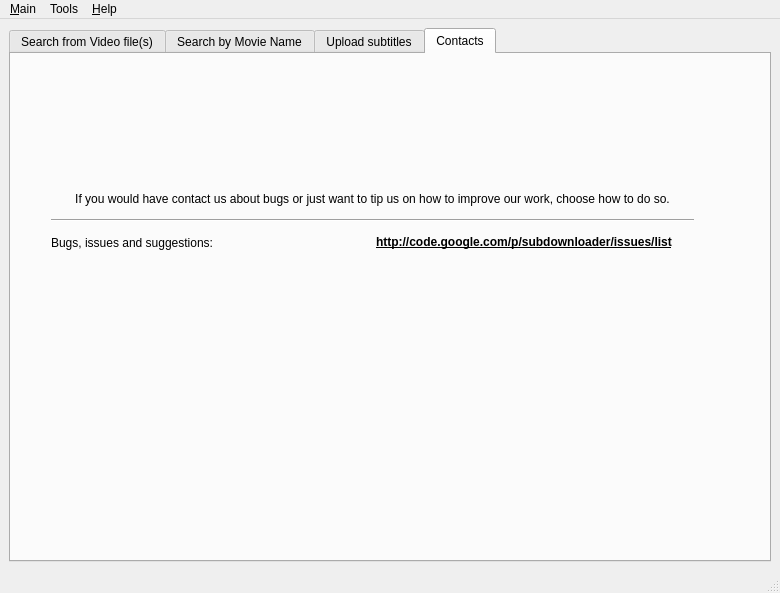
mamboitaliano21/subdownloader, file gui/main.ui: the form before one commit.
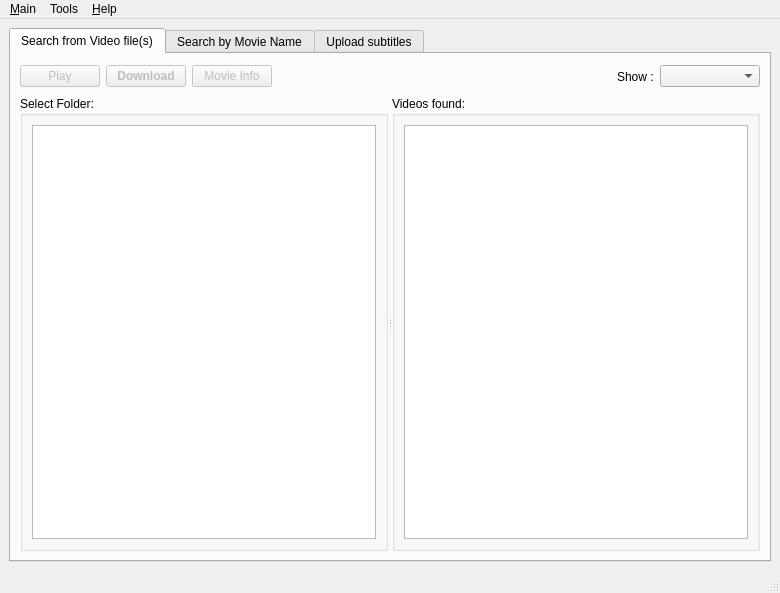
The form after the commit. Icons and pictures are not drawn. Custom widgets are drawn as their Qt base class.

Commit message: Added the about interface.

```diff
--- a/gui/main.ui
+++ b/gui/main.ui
@@ -36,7 +36,7 @@
          <enum>QTabWidget::Rounded</enum>
         </property>
         <property name="currentIndex" >
-         <number>3</number>
+         <number>0</number>
         </property>
         <widget class="QWidget" name="tab" >
          <property name="geometry" >
@@ -774,105 +774,6 @@
           </item>
          </layout>
         </widget>
-        <widget class="QWidget" name="tab_2" >
-         <property name="geometry" >
-          <rect>
-           <x>0</x>
-           <y>0</y>
-           <width>756</width>
-           <height>496</height>
-          </rect>
-         </property>
-         <attribute name="title" >
-          <string>Contacts</string>
-         </attribute>
-         <widget class="QWidget" name="layoutWidget" >
-          <property name="geometry" >
-           <rect>
-            <x>40</x>
-            <y>130</y>
-            <width>643</width>
-            <height>73</height>
-           </rect>
-          </property>
-          <layout class="QVBoxLayout" >
-           <item>
-            <widget class="QLabel" name="label_2" >
-             <property name="font" >
-              <font>
-               <weight>50</weight>
-               <bold>false</bold>
-              </font>
-             </property>
-             <property name="text" >
-              <string>If you would have contact us about bugs or just want to tip us on how to improve our work, choose how to do so.</string>
-             </property>
-             <property name="alignment" >
-              <set>Qt::AlignCenter</set>
-             </property>
-             <property name="wordWrap" >
-              <bool>true</bool>
-             </property>
-             <property name="indent" >
-              <number>1</number>
-             </property>
-            </widget>
-           </item>
-           <item>
-            <widget class="Line" name="line_4" >
-             <property name="orientation" >
-              <enum>Qt::Horizontal</enum>
-             </property>
-            </widget>
-           </item>
-           <item>
-            <layout class="QHBoxLayout" >
-             <item>
-              <widget class="QLabel" name="label_11" >
-               <property name="text" >
-                <string>Bugs, issues and suggestions:</string>
-               </property>
-              </widget>
-             </item>
-             <item>
-              <widget class="QLabel" name="label_12" >
-               <property name="font" >
-                <font>
-                 <weight>75</weight>
-                 <bold>true</bold>
-                 <underline>true</underline>
-                 <strikeout>false</strikeout>
-                 <kerning>true</kerning>
-                </font>
-               </property>
-               <property name="cursor" >
-                <cursorShape>PointingHandCursor</cursorShape>
-               </property>
-               <property name="autoFillBackground" >
-                <bool>false</bool>
-               </property>
-               <property name="text" >
-                <string>http://code.google.com/p/subdownloader/issues/list</string>
-               </property>
-               <property name="textFormat" >
-                <enum>Qt::PlainText</enum>
-               </property>
-               <property name="scaledContents" >
-                <bool>false</bool>
-               </property>
-               <property name="openExternalLinks" >
-                <bool>true</bool>
-               </property>
-               <property name="textInteractionFlags" >
-                <set>Qt::TextBrowserInteraction</set>
-               </property>
-              </widget>
-             </item>
-            </layout>
-           </item>
-          </layout>
-         </widget>
-        </widget>
        </widget>
       </item>
      </layout>
```
The commit also changes 6 other files.
